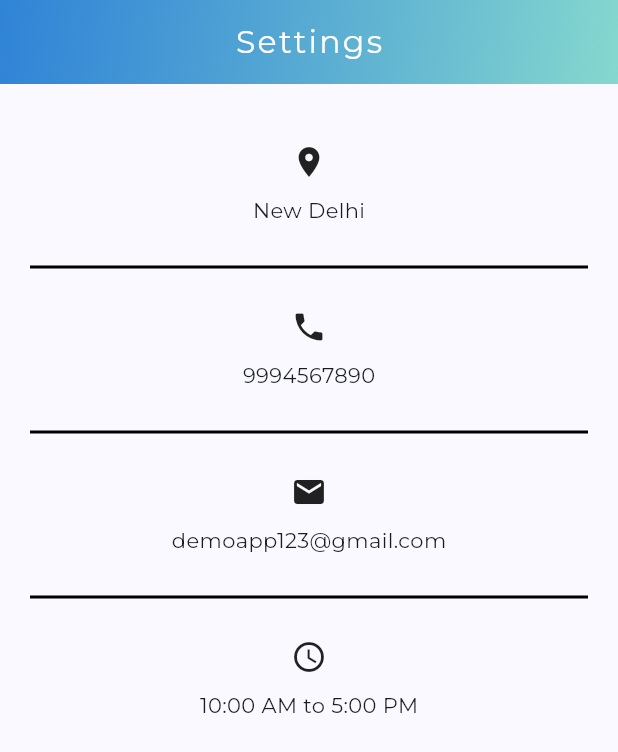
After one commit to shailvaghela/cdac-flutter-boilerplat, a Flutter app: the ContactScreen screen opened directly, on a phone screen of 412 x 824 dp. The commit adds this screen. Shown: the top 752 px of the screen. Run offline on Flutter 3.47's test engine with Material 3 defaults, Android fonts, the phone set to English and light mode, and no system bars; our stand-ins replace camera, connectivity_plus, delightful_toast, device_info_plus, firebase_core, firebase_crashlytics and 13 more; missing offline and left inert: android_id, encrypt, syncfusion_flutter_pdf; accounts and stored records are empty.

Commit message:
Contact Screen added, and dropdown of state and district also updated, password trim added in login screen,

```diff
--- a/lib/views/screens/Login/login_screen.dart
+++ b/lib/views/screens/Login/login_screen.dart
@@ -293,7 +293,7 @@ class _LoginScreenState extends State<LoginScreen> {
     final loginViewmodel = context.read<LoginViewModel>();
 
     String? loginOperationResultMessage = await loginViewmodel.performLogin(
-        _usernameController.text, _passwordController.text);
+        _usernameController.text, _passwordController.text.trim());
 
     if (kDebugMode) {
       log("Inside login screen");
--- /dev/null
+++ b/lib/views/screens/Settings/contact_screen.dart
@@ -0,0 +1,68 @@
+import 'package:flutter/material.dart';
+import 'package:provider/provider.dart';
+import '../../../viewmodels/theme_provider.dart';
+import '../../widgets/app_bar.dart';
+
+class ContactScreen extends StatefulWidget {
+  const ContactScreen({super.key});
+
+  @override
+  State<ContactScreen> createState() => _ContactScreenState();
+}
+
+class _ContactScreenState extends State<ContactScreen> {
+
+  @override
+  Widget build(BuildContext context) {
+    Provider.of<ThemeProvider>(context, listen: false);
+    return Scaffold(
+      //backgroundColor: AppColors.greyHundred,
+        appBar: MyAppBar.buildAppBar('Settings', false),
+        body: Center(
+          child: Container(
+            child: Column(
+              children: [
+                SizedBox(height: 40,),
+                Icon(Icons.location_on),
+                SizedBox(height: 10,),
+                Text("New Delhi"),
+                SizedBox(height: 20,),
+                Divider(
+                  color: Colors.black, // Line color
+                  thickness: 2,         // Line thickness
+                  indent: 20,           // Space before the line starts
+                  endIndent: 20,        // Space after the line ends
+                ),
+                SizedBox(height: 20,),
+                Icon(Icons.phone),
+                SizedBox(height: 10,),
+                Text("9994567890"),
+                SizedBox(height: 20,),
+                Divider(
+                  color: Colors.black, // Line color
+                  thickness: 2,         // Line thickness
+                  indent: 20,           // Space before the line starts
+                  endIndent: 20,        // Space after the line ends
+                ),
+                SizedBox(height: 20,),
+                Icon(Icons.email),
+                SizedBox(height: 10,),
+                Text("demoapp123@gmail.com"),
+                SizedBox(height: 20,),
+                Divider(
+                  color: Colors.black, // Line color
+                  thickness: 2,         // Line thickness
+                  indent: 20,           // Space before the line starts
+                  endIndent: 20,        // Space after the line ends
+                ),
+                SizedBox(height: 20,),
+                Icon(Icons.access_time),
+                SizedBox(height: 10,),
+                Text("10:00 AM to 5:00 PM"),
+                SizedBox(height: 20,),
+              ],
+            ),
+          ),
+        ));
+  }
+}
--- a/lib/views/widgets/dropdown_searchable_widget.dart
+++ b/lib/views/widgets/dropdown_searchable_widget.dart
@@ -119,6 +119,7 @@ class _FlutterDropdownSearchState extends State<FlutterDropdownSearch> {
                     setState(() {
                       _filteredList = widget.items!;
                     });
+
                   },
                   child: const Icon(Icons.clear, color: Colors.grey),
                 )
```
Also changed, not shown: lib/views/screens/Settings/settings_screen.dart (+13 -1 lines), lib/views/screens/home/home_screen.dart (+20 -2 lines).
